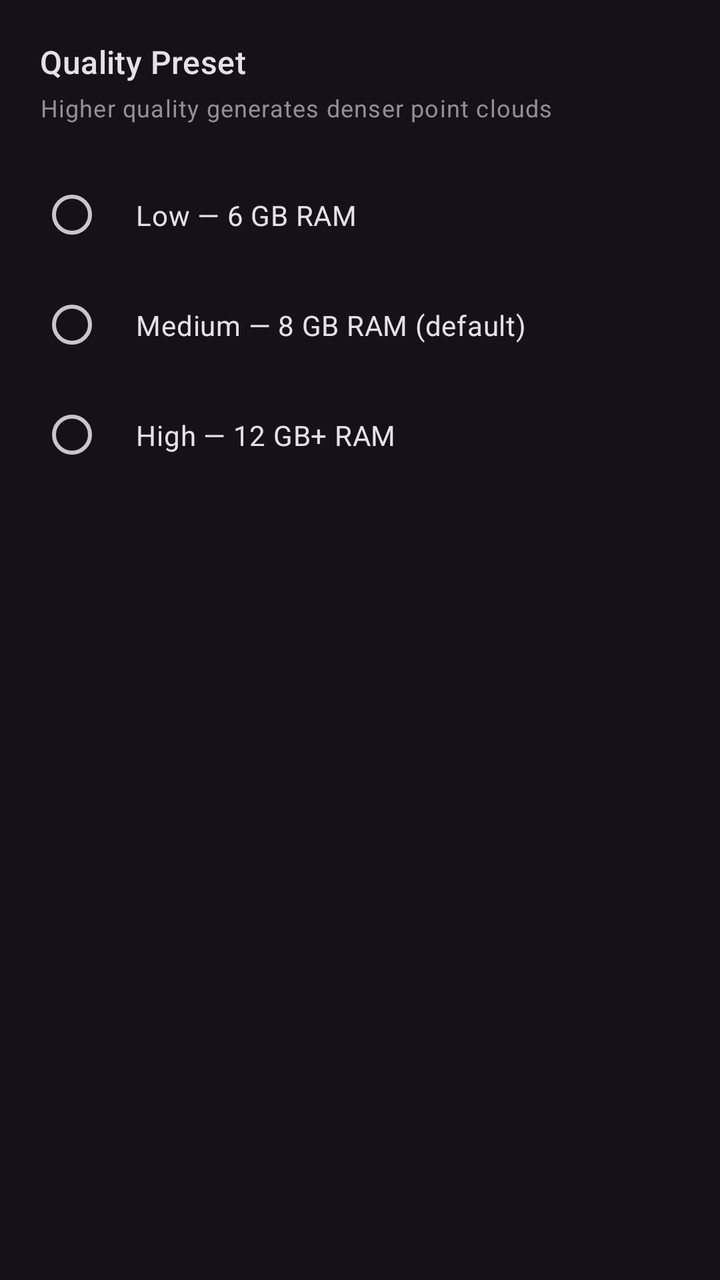
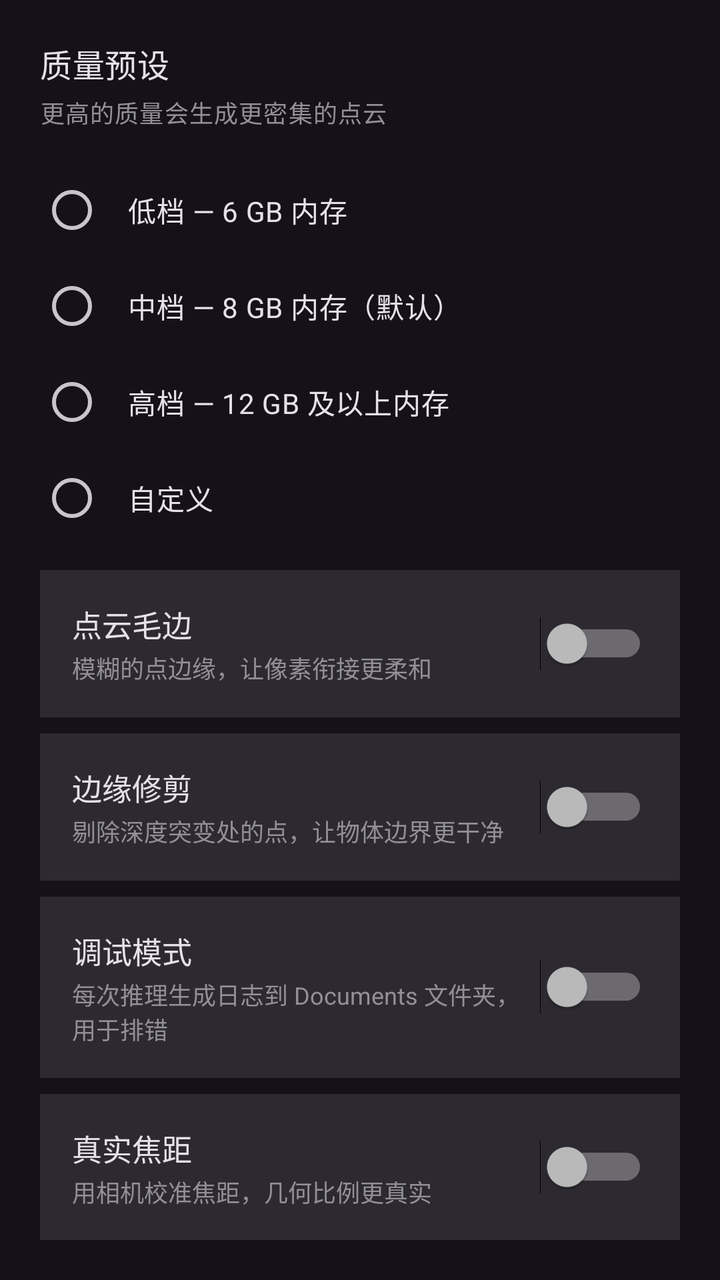

The first picture is an Android layout as it rendered before a commit; the second is the same layout after the commit. The layout source and the unified diff follow.
<!-- AndroidManifest.xml: application theme Theme.GaussianScanner -->
<!-- res/layout/activity_settings.xml -->
<?xml version="1.0" encoding="utf-8"?>
<LinearLayout xmlns:android="http://schemas.android.com/apk/res/android"
    android:layout_width="match_parent" android:layout_height="match_parent"
    android:orientation="vertical"
    android:background="?attr/colorSurface"
    android:padding="20dp">

    <TextView
        android:layout_width="wrap_content" android:layout_height="wrap_content"
        android:text="Quality Preset"
        android:textAppearance="?attr/textAppearanceTitleMedium"
        android:textColor="?attr/colorOnSurface"
        android:layout_marginBottom="4dp" />

    <TextView
        android:layout_width="wrap_content" android:layout_height="wrap_content"
        android:text="Higher quality generates denser point clouds"
        android:textAppearance="?attr/textAppearanceBodySmall"
        android:textColor="?attr/colorOutline"
        android:layout_marginBottom="20dp" />

    <RadioGroup
        android:id="@+id/rgQuality"
        android:layout_width="match_parent" android:layout_height="wrap_content">

        <RadioButton
            android:id="@+id/rbLow"
            android:layout_width="match_parent" android:layout_height="wrap_content"
            android:text="Low — 6 GB RAM"
            android:padding="16dp"
            android:textColor="?attr/colorOnSurface"
            android:layout_marginBottom="4dp" />

        <RadioButton
            android:id="@+id/rbMedium"
            android:layout_width="match_parent" android:layout_height="wrap_content"
            android:text="Medium — 8 GB RAM (default)"
            android:padding="16dp"
            android:textColor="?attr/colorOnSurface"
            android:layout_marginBottom="4dp" />

        <RadioButton
            android:id="@+id/rbHigh"
            android:layout_width="match_parent" android:layout_height="wrap_content"
            android:text="High — 12 GB+ RAM"
            android:padding="16dp"
            android:textColor="?attr/colorOnSurface" />

    </RadioGroup>
</LinearLayout>
<!-- resources referenced by this layout -->
<resources>
  <style name="Theme.GaussianScanner" parent="Theme.Material3.Dark.NoActionBar">
          <item name="colorPrimary">@color/primary</item>
          <item name="colorOnPrimary">@color/on_primary</item>
          <item name="colorPrimaryContainer">@color/primary_container</item>
          <item name="colorSecondary">@color/secondary</item>
          <item name="android:statusBarColor">@color/surface</item>
          <item name="android:navigationBarColor">@color/surface</item>
          <item name="android:windowBackground">@color/surface</item>
      </style>
  <color name="primary">#FFD0BCFF</color>
  <color name="on_primary">#FF381E72</color>
  <color name="primary_container">#FF4F378B</color>
  <color name="secondary">#FFCCC2DC</color>
  <color name="surface">#FF131318</color>
</resources>

<!-- the commit's change to res/layout/activity_settings.xml (unified diff, before → after) -->
@@ -7,17 +7,17 @@
 
     <TextView
         android:layout_width="wrap_content" android:layout_height="wrap_content"
-        android:text="Quality Preset"
+        android:text="质量预设"
         android:textAppearance="?attr/textAppearanceTitleMedium"
         android:textColor="?attr/colorOnSurface"
         android:layout_marginBottom="4dp" />
 
     <TextView
         android:layout_width="wrap_content" android:layout_height="wrap_content"
-        android:text="Higher quality generates denser point clouds"
+        android:text="更高的质量会生成更密集的点云"
         android:textAppearance="?attr/textAppearanceBodySmall"
         android:textColor="?attr/colorOutline"
-        android:layout_marginBottom="20dp" />
+        android:layout_marginBottom="16dp" />
 
     <RadioGroup
         android:id="@+id/rgQuality"
@@ -26,25 +26,339 @@
         <RadioButton
             android:id="@+id/rbLow"
             android:layout_width="match_parent" android:layout_height="wrap_content"
-            android:text="Low — 6 GB RAM"
-            android:padding="16dp"
-            android:textColor="?attr/colorOnSurface"
-            android:layout_marginBottom="4dp" />
+            android:text="低档 — 6 GB 内存"
+            android:padding="12dp"
+            android:textColor="?attr/colorOnSurface" />
 
         <RadioButton
             android:id="@+id/rbMedium"
             android:layout_width="match_parent" android:layout_height="wrap_content"
-            android:text="Medium — 8 GB RAM (default)"
-            android:padding="16dp"
-            android:textColor="?attr/colorOnSurface"
-            android:layout_marginBottom="4dp" />
+            android:text="中档 — 8 GB 内存（默认）"
+            android:padding="12dp"
+            android:textColor="?attr/colorOnSurface" />
 
         <RadioButton
             android:id="@+id/rbHigh"
             android:layout_width="match_parent" android:layout_height="wrap_content"
-            android:text="High — 12 GB+ RAM"
-            android:padding="16dp"
+            android:text="高档 — 12 GB 及以上内存"
+            android:padding="12dp"
             android:textColor="?attr/colorOnSurface" />
 
+        <RadioButton
+            android:id="@+id/rbCustom"
+            android:layout_width="match_parent" android:layout_height="wrap_content"
+            android:text="自定义"
+            android:padding="12dp"
+            android:textColor="?attr/colorOnSurface" />
+
     </RadioGroup>
+
+    <LinearLayout
+        android:id="@+id/customPanel"
+        android:layout_width="match_parent" android:layout_height="wrap_content"
+        android:orientation="vertical"
+        android:background="#1AFFFFFF"
+        android:padding="16dp"
+        android:visibility="gone"
+        android:layout_marginTop="8dp">
+
+        <TextView
+            android:layout_width="wrap_content" android:layout_height="wrap_content"
+            android:text="点云点数"
+            android:textColor="?attr/colorOnSurface"
+            android:textSize="14sp" />
+
+        <LinearLayout
+            android:layout_width="match_parent" android:layout_height="wrap_content"
+            android:orientation="horizontal"
+            android:gravity="center_vertical">
+
+            <SeekBar
+                android:id="@+id/sbPoints"
+                android:layout_width="0dp" android:layout_height="wrap_content"
+                android:layout_weight="1"
+                android:max="1160" android:progress="460"
+                android:progressDrawable="@drawable/slider_track"
+                android:thumb="@drawable/slider_thumb" />
+
+            <TextView
+                android:id="@+id/tvPointsValue"
+                android:layout_width="84dp" android:layout_height="wrap_content"
+                android:text="500k"
+                android:textColor="#FF00D4AA"
+                android:textSize="13sp"
+                android:gravity="end"
+                android:layout_marginStart="8dp" />
+        </LinearLayout>
+
+        <TextView
+            android:layout_width="wrap_content" android:layout_height="wrap_content"
+            android:text="点云宽度（像素）"
+            android:textColor="?attr/colorOnSurface"
+            android:textSize="14sp"
+            android:layout_marginTop="12dp" />
+
+        <LinearLayout
+            android:layout_width="match_parent" android:layout_height="wrap_content"
+            android:orientation="horizontal"
+            android:gravity="center_vertical">
+
+            <SeekBar
+                android:id="@+id/sbWidth"
+                android:layout_width="0dp" android:layout_height="wrap_content"
+                android:layout_weight="1"
+                android:max="900" android:progress="512"
+                android:progressDrawable="@drawable/slider_track"
+                android:thumb="@drawable/slider_thumb" />
+
+            <TextView
+                android:id="@+id/tvWidthValue"
+                android:layout_width="84dp" android:layout_height="wrap_content"
+                android:text="612"
+                android:textColor="#FF00D4AA"
+                android:textSize="13sp"
+                android:gravity="end"
+                android:layout_marginStart="8dp" />
+        </LinearLayout>
+
+    </LinearLayout>
+
+    <LinearLayout
+        android:layout_width="match_parent" android:layout_height="wrap_content"
+        android:orientation="horizontal"
+        android:gravity="center_vertical"
+        android:background="#1AFFFFFF"
+        android:padding="16dp"
+        android:layout_marginTop="12dp">
+
+        <LinearLayout
+            android:layout_width="0dp" android:layout_height="wrap_content"
+            android:layout_weight="1"
+            android:orientation="vertical">
+
+            <TextView
+                android:layout_width="wrap_content" android:layout_height="wrap_content"
+                android:text="点云毛边"
+                android:textColor="?attr/colorOnSurface"
+                android:textSize="15sp" />
+
+            <TextView
+                android:layout_width="wrap_content" android:layout_height="wrap_content"
+                android:text="模糊的点边缘，让像素衔接更柔和"
+                android:textColor="?attr/colorOutline"
+                android:textSize="12sp"
+                android:layout_marginTop="2dp" />
+        </LinearLayout>
+
+        <Switch
+            android:id="@+id/swFuzzy"
+            android:layout_width="wrap_content" android:layout_height="wrap_content" />
+    </LinearLayout>
+
+    <LinearLayout
+        android:id="@+id/fuzzyRadiusPanel"
+        android:layout_width="match_parent" android:layout_height="wrap_content"
+        android:orientation="vertical"
+        android:background="#1AFFFFFF"
+        android:padding="16dp"
+        android:layout_marginTop="8dp"
+        android:visibility="gone">
+
+        <TextView
+            android:layout_width="wrap_content" android:layout_height="wrap_content"
+            android:text="毛边半径"
+            android:textColor="?attr/colorOnSurface"
+            android:textSize="14sp" />
+
+        <LinearLayout
+            android:layout_width="match_parent" android:layout_height="wrap_content"
+            android:orientation="horizontal"
+            android:gravity="center_vertical">
+
+            <SeekBar
+                android:id="@+id/sbFuzzyRadius"
+                android:layout_width="0dp" android:layout_height="wrap_content"
+                android:layout_weight="1"
+                android:max="26" android:progress="10"
+                android:progressDrawable="@drawable/slider_track"
+                android:thumb="@drawable/slider_thumb" />
+
+            <TextView
+                android:id="@+id/tvFuzzyRadiusValue"
+                android:layout_width="84dp" android:layout_height="wrap_content"
+                android:text="1.0"
+                android:textColor="#FF00D4AA"
+                android:textSize="13sp"
+                android:gravity="end"
+                android:layout_marginStart="8dp" />
+        </LinearLayout>
+    </LinearLayout>
+
+    <LinearLayout
+        android:layout_width="match_parent" android:layout_height="wrap_content"
+        android:orientation="horizontal"
+        android:gravity="center_vertical"
+        android:background="#1AFFFFFF"
+        android:padding="16dp"
+        android:layout_marginTop="8dp">
+
+        <LinearLayout
+            android:layout_width="0dp" android:layout_height="wrap_content"
+            android:layout_weight="1"
+            android:orientation="vertical">
+
+            <TextView
+                android:layout_width="wrap_content" android:layout_height="wrap_content"
+                android:text="边缘修剪"
+                android:textColor="?attr/colorOnSurface"
+                android:textSize="15sp" />
+
+            <TextView
+                android:layout_width="wrap_content" android:layout_height="wrap_content"
+                android:text="剔除深度突变处的点，让物体边界更干净"
+                android:textColor="?attr/colorOutline"
+                android:textSize="12sp"
+                android:layout_marginTop="2dp" />
+        </LinearLayout>
+
+        <Switch
+            android:id="@+id/swEdgeTrim"
+            android:layout_width="wrap_content" android:layout_height="wrap_content" />
+    </LinearLayout>
+
+    <LinearLayout
+        android:id="@+id/edgeTrimPanel"
+        android:layout_width="match_parent" android:layout_height="wrap_content"
+        android:orientation="vertical"
+        android:background="#1AFFFFFF"
+        android:padding="16dp"
+        android:layout_marginTop="8dp"
+        android:visibility="gone">
+
+        <TextView
+            android:layout_width="wrap_content" android:layout_height="wrap_content"
+            android:text="修剪强度"
+            android:textColor="?attr/colorOnSurface"
+            android:textSize="14sp" />
+
+        <LinearLayout
+            android:layout_width="match_parent" android:layout_height="wrap_content"
+            android:orientation="horizontal"
+            android:gravity="center_vertical">
+
+            <SeekBar
+                android:id="@+id/sbEdgeTrim"
+                android:layout_width="0dp" android:layout_height="wrap_content"
+                android:layout_weight="1"
+                android:max="20" android:progress="10"
+                android:progressDrawable="@drawable/slider_track"
+                android:thumb="@drawable/slider_thumb" />
+
+            <TextView
+                android:id="@+id/tvEdgeTrimValue"
+                android:layout_width="84dp" android:layout_height="wrap_content"
+                android:text="50%"
+                android:textColor="#FF00D4AA"
+                android:textSize="13sp"
+                android:gravity="end"
+                android:layout_marginStart="8dp" />
+        </LinearLayout>
+    </LinearLayout>
+
+    <LinearLayout
+        android:layout_width="match_parent" android:layout_height="wrap_content"
+        android:orientation="horizontal"
+        android:gravity="center_vertical"
+        android:background="#1AFFFFFF"
+        android:padding="16dp"
+        android:layout_marginTop="8dp">
+
+        <LinearLayout
+            android:layout_width="0dp" android:layout_height="wrap_content"
+            android:layout_weight="1"
+            android:orientation="vertical">
+
+            <TextView
+                android:layout_width="wrap_content" android:layout_height="wrap_content"
+                android:text="调试模式"
+                android:textColor="?attr/colorOnSurface"
+                android:textSize="15sp" />
+
+            <TextView
+                android:layout_width="wrap_content" android:layout_height="wrap_content"
+                android:text="每次推理生成日志到 Documents 文件夹，用于排错"
+                android:textColor="?attr/colorOutline"
+                android:textSize="12sp"
+                android:layout_marginTop="2dp" />
+        </LinearLayout>
+
+        <Switch
+            android:id="@+id/swDebug"
+            android:layout_width="wrap_content" android:layout_height="wrap_content" />
+    </LinearLayout>
+
+    <LinearLayout
+        android:layout_width="match_parent" android:layout_height="wrap_content"
+        android:orientation="horizontal"
+        android:gravity="center_vertical"
+        android:background="#1AFFFFFF"
+        android:padding="16dp"
+        android:layout_marginTop="8dp">
+
+        <LinearLayout
+            android:layout_width="0dp" android:layout_height="wrap_content"
+            android:layout_weight="1"
+            android:orientation="vertical">
+
+            <TextView
+                android:layout_width="wrap_content" android:layout_height="wrap_content"
+                android:text="真实焦距"
+                android:textColor="?attr/colorOnSurface"
+                android:textSize="15sp" />
+
+            <TextView
+                android:layout_width="wrap_content" android:layout_height="wrap_content"
+                android:text="用相机校准焦距，几何比例更真实"
+                android:textColor="?attr/colorOutline"
+                android:textSize="12sp"
+                android:layout_marginTop="2dp" />
+        </LinearLayout>
+
+        <Switch
+            android:id="@+id/swFocal"
+            android:layout_width="wrap_content" android:layout_height="wrap_content" />
+    </LinearLayout>
+
+    <LinearLayout
+        android:layout_width="match_parent" android:layout_height="wrap_content"
+        android:orientation="horizontal"
+        android:gravity="center_vertical"
+        android:background="#1AFFFFFF"
+        android:padding="16dp"
+        android:layout_marginTop="8dp">
+
+        <LinearLayout
+            android:layout_width="0dp" android:layout_height="wrap_content"
+            android:layout_weight="1"
+            android:orientation="vertical">
+
+            <TextView
+                android:layout_width="wrap_content" android:layout_height="wrap_content"
+                android:text="深度插值"
+                android:textColor="?attr/colorOnSurface"
+                android:textSize="15sp" />
+
+            <TextView
+                android:layout_width="wrap_content" android:layout_height="wrap_content"
+                android:text="双线性采样深度，消除块状感"
+                android:textColor="?attr/colorOutline"
+                android:textSize="12sp"
+                android:layout_marginTop="2dp" />
+        </LinearLayout>
+
+        <Switch
+            android:id="@+id/swDepthInterp"
+            android:layout_width="wrap_content" android:layout_height="wrap_content" />
+    </LinearLayout>
+
 </LinearLayout>
<!-- resource entries referenced after the edit -->
@@ -1,5 +1,23 @@
 <!-- resources referenced by this layout -->
 <resources>
+  <!-- drawable slider_thumb (drawable) -->
+  <?xml version="1.0" encoding="utf-8"?>
+  <shape xmlns:android="http://schemas.android.com/apk/res/android" android:shape="oval">
+      <solid android:color="#FF00D4AA"/>
+      <size android:width="18dp" android:height="18dp"/>
+  </shape>
+  <!-- drawable slider_track (drawable) -->
+  <?xml version="1.0" encoding="utf-8"?>
+  <layer-list xmlns:android="http://schemas.android.com/apk/res/android">
+      <item android:id="@android:id/background">
+          <shape><solid android:color="#44FFFFFF"/><corners android:radius="4dp"/></shape>
+      </item>
+      <item android:id="@android:id/progress">
+          <clip>
+              <shape><solid android:color="#FF00D4AA"/><corners android:radius="4dp"/></shape>
+          </clip>
+      </item>
+  </layer-list>
   <style name="Theme.GaussianScanner" parent="Theme.Material3.Dark.NoActionBar">
           <item name="colorPrimary">@color/primary</item>
           <item name="colorOnPrimary">@color/on_primary</item>
